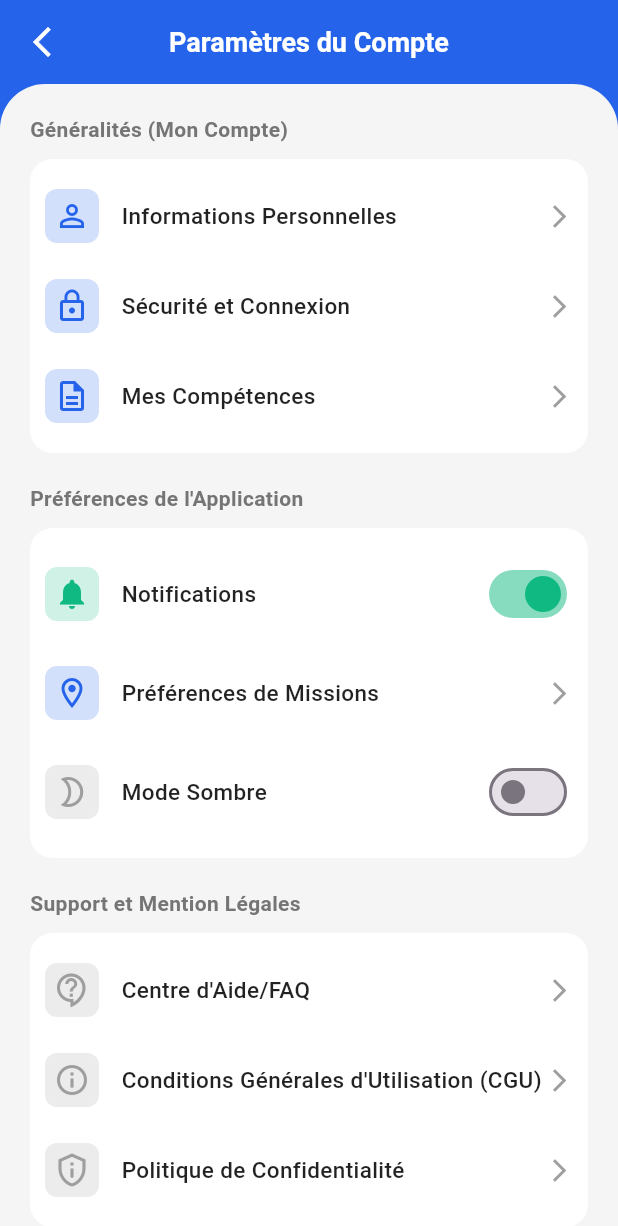
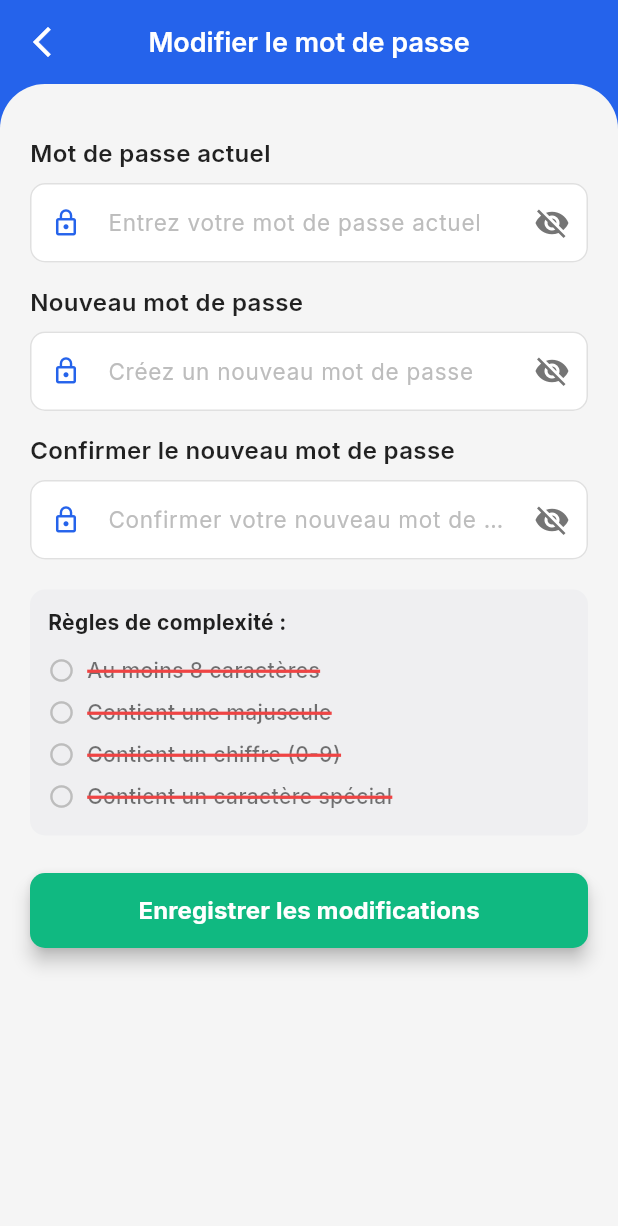
Before and after one commit to Tji-Teliman/tji_teliman_mobile, a Flutter app: the screen it shows after launch, on a phone screen of 412 x 824 dp. Shown: the top 1226 px of the screen. Run offline on Flutter 3.47's test engine with Material 3 defaults, Android fonts, the light colour scheme and no system bars; our stand-ins replace google_fonts, google_maps_flutter.

Commit message:
feat: ajout de la page modifier mot de passe dans le  parametre

```diff
--- a/lib/main.dart
+++ b/lib/main.dart
@@ -12,6 +12,7 @@ import 'package:tji_teliman_mobile/screens/screens_jeunes/historique_paiement.da
 import 'package:tji_teliman_mobile/screens/screens_jeunes/liste_litige.dart';
 import 'package:tji_teliman_mobile/screens/screens_jeunes/noter_recruteur.dart';
 import 'package:tji_teliman_mobile/screens/screens_jeunes/parametre.dart';
+import 'package:tji_teliman_mobile/screens/screens_jeunes/parametre_change_mdp.dart';
 import 'package:tji_teliman_mobile/screens/screens_jeunes/politique_et_confidenlite.dart';
 import 'package:tji_teliman_mobile/screens/screens_jeunes/postuler_et_candidature.dart';
 import 'package:tji_teliman_mobile/screens/screens_jeunes/signaler_mission.dart';
@@ -46,7 +47,7 @@ class MyApp extends StatelessWidget {
         useMaterial3: true,
       ),
       // L'écran de démarrage est défini ici
-      home: const Parametre(),
+      home: const ParametreChangeMdp(),
       debugShowCheckedModeBanner: false,
     );
   }
--- /dev/null
+++ b/lib/screens/screens_jeunes/parametre_change_mdp.dart
@@ -0,0 +1,404 @@
+import 'package:flutter/material.dart';
+
+// Définition des couleurs personnalisées
+const Color customBlue = Color(0xFF2563EB); // Couleur principale de la barre d'App et boutons
+const Color customGreen = Color(0xFF10B981); // Vert pour le succès et l'enregistrement
+const Color customRed = Color(0xFFEF4444); // Rouge pour les messages d'erreur
+const Color customGrey = Color(0xFFE5E7EB); // Gris clair pour le fond de carte/contour
+
+class ParametreChangeMdp extends StatelessWidget {
+  const ParametreChangeMdp({super.key});
+
+  @override
+  Widget build(BuildContext context) {
+    return MaterialApp(
+      title: 'Modifier le mot de passe',
+      theme: ThemeData(
+        primarySwatch: Colors.blue,
+        useMaterial3: true,
+        scaffoldBackgroundColor: Colors.grey.shade100,
+        fontFamily: 'Inter', // Utilisation d'une police moderne (Inter est implicite dans Tailwind/Modern UI)
+      ),
+      home: const ChangePasswordScreen(),
+      debugShowCheckedModeBanner: false,
+    );
+  }
+}
+
+class ChangePasswordScreen extends StatefulWidget {
+  const ChangePasswordScreen({super.key});
+
+  @override
+  State<ChangePasswordScreen> createState() => _ChangePasswordScreenState();
+}
+
+class _ChangePasswordScreenState extends State<ChangePasswordScreen> {
+  // Clé pour gérer l'état du formulaire
+  final _formKey = GlobalKey<FormState>();
+
+  // Contrôleurs pour les champs de texte
+  final _currentPasswordController = TextEditingController();
+  final _newPasswordController = TextEditingController();
+  final _confirmPasswordController = TextEditingController();
+
+  // États pour l'affichage/masquage du mot de passe
+  bool _isCurrentPasswordVisible = false;
+  bool _isNewPasswordVisible = false;
+  bool _isConfirmPasswordVisible = false;
+
+  // État pour afficher l'erreur de non-concordance
+  bool _passwordsDoNotMatch = false;
+
+  // Expression régulière pour la validation (8+ chars, Majuscule, Chiffre, Spécial)
+  final RegExp passwordRegExp = RegExp(r'^(?=.*[A-Z])(?=.*\d)(?=.*[!@#$%^&*(),.?":{}|<>]).{8,}$');
+
+  // État de la validation du nouveau mot de passe
+  String _newPassword = '';
+
+
+  @override
+  void initState() {
+    super.initState();
+    // Écouter les changements du nouveau mot de passe pour la validation en temps réel
+    _newPasswordController.addListener(_onNewPasswordChange);
+  }
+
+  void _onNewPasswordChange() {
+    setState(() {
+      _newPassword = _newPasswordController.text;
+    });
+  }
+
+  @override
+  void dispose() {
+    _newPasswordController.removeListener(_onNewPasswordChange);
+    _currentPasswordController.dispose();
+    _newPasswordController.dispose();
+    _confirmPasswordController.dispose();
+    super.dispose();
+  }
+
+  // Fonction de validation du mot de passe (règles de sécurité)
+  // Cette fonction est utilisée uniquement pour la validation finale du formulaire
+  String? _validatePassword(String? value) {
+    if (value == null || value.isEmpty) {
+      return 'Veuillez créer un mot de passe.';
+    }
+    if (!passwordRegExp.hasMatch(value)) {
+      // Retourne null si l'erreur doit être gérée par le widget PasswordRuleIndicator
+      return null;
+    }
+    return null;
+  }
+
+  // Fonction pour gérer la soumission
+  void _submitForm() {
+    // Réinitialiser l'erreur de non-concordance
+    setState(() {
+        _passwordsDoNotMatch = false;
+    });
+
+    // 1. Valider le formulaire
+    bool formIsValid = _formKey.currentState!.validate();
+
+    // 2. Vérifier la complexité (car _validatePassword retourne null si l'erreur est gérée par le widget)
+    if (!passwordRegExp.hasMatch(_newPasswordController.text)) {
+      formIsValid = false;
+    }
+
+    // 3. Valider la non-concordance
+    if (_newPasswordController.text != _confirmPasswordController.text) {
+      setState(() {
+        _passwordsDoNotMatch = true;
+      });
+      formIsValid = false;
+    }
+
+    // Si tout est valide
+    if (formIsValid) {
+      // Simuler l'enregistrement
+      ScaffoldMessenger.of(context).showSnackBar(
+        SnackBar(
+          content: const Text('Modifications enregistrées avec succès!'),
+          backgroundColor: customGreen,
+          duration: const Duration(seconds: 2),
+        ),
+      );
+    } else {
+        // Afficher un message d'erreur si le formulaire n'est pas valide
+        ScaffoldMessenger.of(context).showSnackBar(
+            SnackBar(
+                content: const Text('Veuillez corriger les erreurs du formulaire.'),
+                backgroundColor: customRed,
+                duration: const Duration(seconds: 2),
+            ),
+        );
+    }
+  }
+
+  // Widget de champ de texte stylisé
+  Widget _buildPasswordField({
+    required TextEditingController controller,
+    required String label,
+    required String hint,
+    required bool isVisible,
+    required VoidCallback toggleVisibility,
+    bool isNewPassword = false,
+  }) {
+    return Column(
+      crossAxisAlignment: CrossAxisAlignment.start,
+      children: [
+        Padding(
+          padding: const EdgeInsets.only(top: 15.0, bottom: 8.0),
+          child: Text(
+            label,
+            style: const TextStyle(
+              fontSize: 16,
+              fontWeight: FontWeight.w600,
+              color: Colors.black87,
+            ),
+          ),
+        ),
+        TextFormField(
+          controller: controller,
+          obscureText: !isVisible,
+          keyboardType: TextInputType.text,
+          validator: isNewPassword ? _validatePassword : null,
+          style: const TextStyle(fontSize: 15),
+          decoration: InputDecoration(
+            // Ajout de l'icône de cadenas au début
+            prefixIcon: const Icon(Icons.lock_outline, color: customBlue, size: 20),
+            hintText: hint,
+            hintStyle: TextStyle(color: Colors.grey.shade400),
+            contentPadding: const EdgeInsets.symmetric(horizontal: 15, vertical: 15),
+            border: OutlineInputBorder(
+              borderRadius: BorderRadius.circular(10),
+              borderSide: BorderSide(color: Colors.grey.shade300),
+            ),
+            enabledBorder: OutlineInputBorder(
+              borderRadius: BorderRadius.circular(10),
+              borderSide: BorderSide(color: Colors.grey.shade300),
+            ),
+            focusedBorder: OutlineInputBorder(
+              borderRadius: BorderRadius.circular(10),
+              borderSide: const BorderSide(color: customBlue, width: 2),
+            ),
+            suffixIcon: IconButton(
+              icon: Icon(
+                isVisible ? Icons.visibility : Icons.visibility_off,
+                color: Colors.grey.shade600,
+              ),
+              onPressed: toggleVisibility,
+            ),
+            filled: true,
+            fillColor: Colors.white,
+          ),
+        ),
+      ],
+    );
+  }
+
+
+  @override
+  Widget build(BuildContext context) {
+    return Scaffold(
+      backgroundColor: customBlue,
+      appBar: AppBar(
+        backgroundColor: customBlue,
+        elevation: 0,
+        leading: IconButton(
+          icon: const Icon(Icons.arrow_back_ios_new, color: Colors.white),
+          onPressed: () {
+            // Logique de retour
+          },
+        ),
+        title: const Text(
+          'Modifier le mot de passe',
+          style: TextStyle(color: Colors.white, fontWeight: FontWeight.w600, fontSize: 18),
+        ),
+        centerTitle: true,
+      ),
+      body: Column(
+        children: <Widget>[
+          Expanded(
+            child: Container(
+              width: double.infinity,
+              decoration: BoxDecoration(
+                // Utiliser la couleur de fond claire pour le corps
+                color: Theme.of(context).scaffoldBackgroundColor,
+                borderRadius: const BorderRadius.vertical(top: Radius.circular(30.0)),
+              ),
+              child: SingleChildScrollView(
+                padding: const EdgeInsets.all(20.0),
+                child: Form(
+                  key: _formKey,
+                  child: Column(
+                    crossAxisAlignment: CrossAxisAlignment.start,
+                    children: <Widget>[
+                      // --- Champ Mot de passe actuel ---
+                      _buildPasswordField(
+                        controller: _currentPasswordController,
+                        label: 'Mot de passe actuel',
+                        hint: 'Entrez votre mot de passe actuel',
+                        isVisible: _isCurrentPasswordVisible,
+                        toggleVisibility: () {
+                          setState(() {
+                            _isCurrentPasswordVisible = !_isCurrentPasswordVisible;
+                          });
+                        },
+                      ),
+
+                      // --- Champ Nouveau mot de passe ---
+                      _buildPasswordField(
+                        controller: _newPasswordController,
+                        label: 'Nouveau mot de passe',
+                        hint: 'Créez un nouveau mot de passe',
+                        isVisible: _isNewPasswordVisible,
+                        toggleVisibility: () {
+                          setState(() {
+                            _isNewPasswordVisible = !_isNewPasswordVisible;
+                          });
+                        },
+                        isNewPassword: true,
+                      ),
+
+                      // --- Champ Confirmer le nouveau mot de passe ---
+                      _buildPasswordField(
+                        controller: _confirmPasswordController,
+                        label: 'Confirmer le nouveau mot de passe',
+                        hint: 'Confirmer votre nouveau mot de passe',
+                        isVisible: _isConfirmPasswordVisible,
+                        toggleVisibility: () {
+                          setState(() {
+                            _isConfirmPasswordVisible = !_isConfirmPasswordVisible;
+                          });
+                        },
+                      ),
+
+                      const SizedBox(height: 20),
+
+                      // --- Indicateur de règles de mot de passe ---
+                      PasswordRuleIndicator(password: _newPassword),
+
+                      const SizedBox(height: 15),
+
+                      // --- Message d'erreur de non-concordance ---
+                      if (_passwordsDoNotMatch)
+                        const Padding(
+                          padding: EdgeInsets.only(bottom: 15.0),
+                          child: Text(
+                            '⚠️ Les nouveaux mots de passe ne correspondent pas.',
+                            style: TextStyle(
+                              color: customRed,
+                              fontWeight: FontWeight.w600,
+                              fontSize: 15,
+                            ),
+                          ),
+                        ),
+
+                      const SizedBox(height: 10),
+
+                      // --- Bouton Enregistrer ---
+                      SizedBox(
+                        width: double.infinity,
+                        height: 50,
+                        child: ElevatedButton(
+                          onPressed: _submitForm,
+                          style: ElevatedButton.styleFrom(
+                            backgroundColor: customGreen,
+                            foregroundColor: Colors.white,
+                            shape: RoundedRectangleBorder(
+                              borderRadius: BorderRadius.circular(10.0),
+                            ),
+                            elevation: 5,
+                          ),
+                          child: const Text(
+                            'Enregistrer les modifications',
+                            style: TextStyle(
+                              fontSize: 16,
+                              fontWeight: FontWeight.bold,
+                            ),
+                          ),
+                        ),
+                      ),
+                    ],
+                  ),
+                ),
+              ),
+            ),
+          ),
+        ],
+      ),
+    );
+  }
+}
+
+
+// Widget personnalisé pour l'affichage des règles de complexité du mot de passe
+class PasswordRuleIndicator extends StatelessWidget {
+  final String password;
+
+  const PasswordRuleIndicator({super.key, required this.password});
+
+  // Liste des règles et fonctions de vérification
+  Map<String, bool> get _rules {
+    return {
+      'Au moins 8 caractères': password.length >= 8,
+      'Contient une majuscule': password.contains(RegExp(r'[A-Z]')),
+      'Contient un chiffre (0-9)': password.contains(RegExp(r'[0-9]')),
+      'Contient un caractère spécial': password.contains(RegExp(r'[!@#$%^&*(),.?":{}|<>]')),
+    };
+  }
+
+  @override
+  Widget build(BuildContext context) {
+    return Container(
+      padding: const EdgeInsets.all(12),
+      decoration: BoxDecoration(
+        color: customGrey.withOpacity(0.4), // Fond légèrement grisé
+        borderRadius: BorderRadius.circular(10),
+      ),
+      child: Column(
+        crossAxisAlignment: CrossAxisAlignment.start,
+        children: [
+          const Text(
+            'Règles de complexité :',
+            style: TextStyle(
+              fontWeight: FontWeight.bold,
+              fontSize: 14,
+              color: Colors.black87,
+            ),
+          ),
+          const SizedBox(height: 8),
+          ..._rules.entries.map((entry) {
+            final isMet = entry.value;
+            return Padding(
+              padding: const EdgeInsets.symmetric(vertical: 4.0),
+              child: Row(
+                children: [
+                  Icon(
+                    isMet ? Icons.check_circle_outline : Icons.circle_outlined,
+                    color: isMet ? customGreen : Colors.grey.shade400,
+                    size: 18,
+                  ),
+                  const SizedBox(width: 8),
+                  Text(
+                    entry.key,
+                    style: TextStyle(
+                      color: isMet ? customGreen : Colors.black54,
+                      fontSize: 14,
+                      fontWeight: FontWeight.w500,
+                      decoration: isMet ? TextDecoration.none : TextDecoration.lineThrough,
+                      decorationColor: customRed,
+                      decorationThickness: 2,
+                    ),
+                  ),
+                ],
+              ),
+            );
+          }).toList(),
+        ],
+      ),
+    );
+  }
+}
```
